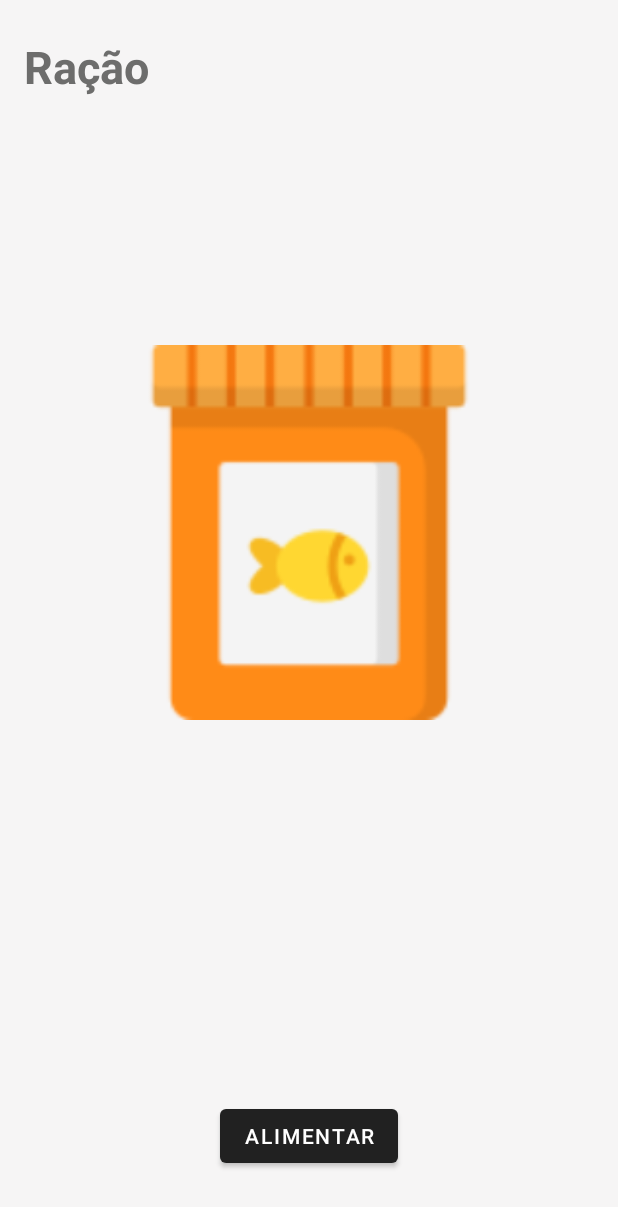
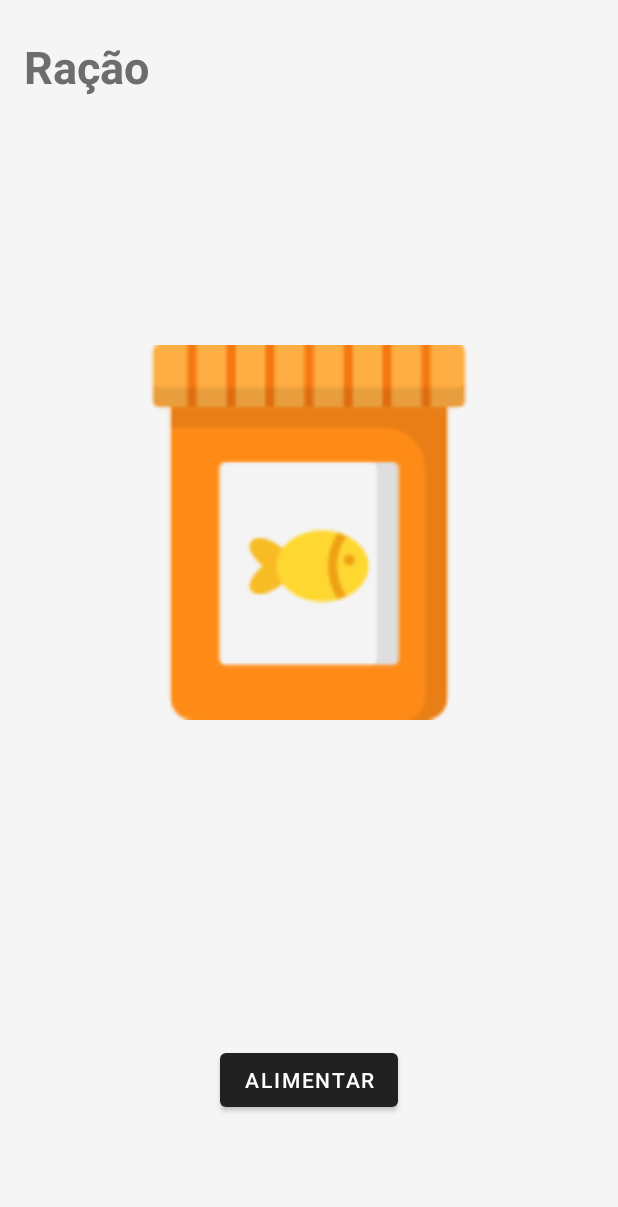
Before and after one commit to Aqua-Care/AquaCareApp, an Android app: the activity_racao screen opened directly, with no data from a screen before it, on a phone screen of 412 x 824 dp. Shown: the top 1207 px of the screen. Run offline under Robolectric (Android 15) with nearby library versions, the phone set to English and light mode, and no system bars; our stand-ins replace Firebase (no records; nobody signed in at launch, a user with empty details on screens opened directly).

Commit message:
Atualização 21/11/2022

```diff
--- a/app/src/main/res/layout/activity_racao.xml
+++ b/app/src/main/res/layout/activity_racao.xml
@@ -46,7 +46,7 @@
         app:layout_constraintHorizontal_bias="0.498"
         app:layout_constraintStart_toStartOf="parent"
         app:layout_constraintTop_toTopOf="parent"
-        app:layout_constraintVertical_bias="0.768" />
+        app:layout_constraintVertical_bias="0.741" />
 
     <Button
         android:id="@+id/btAlimentoRacao"
@@ -58,6 +58,6 @@
         app:layout_constraintEnd_toEndOf="parent"
         app:layout_constraintStart_toStartOf="parent"
         app:layout_constraintTop_toTopOf="parent"
-        app:layout_constraintVertical_bias="0.945" />
+        app:layout_constraintVertical_bias="0.897" />
 
 </androidx.constraintlayout.widget.ConstraintLayout>
```
